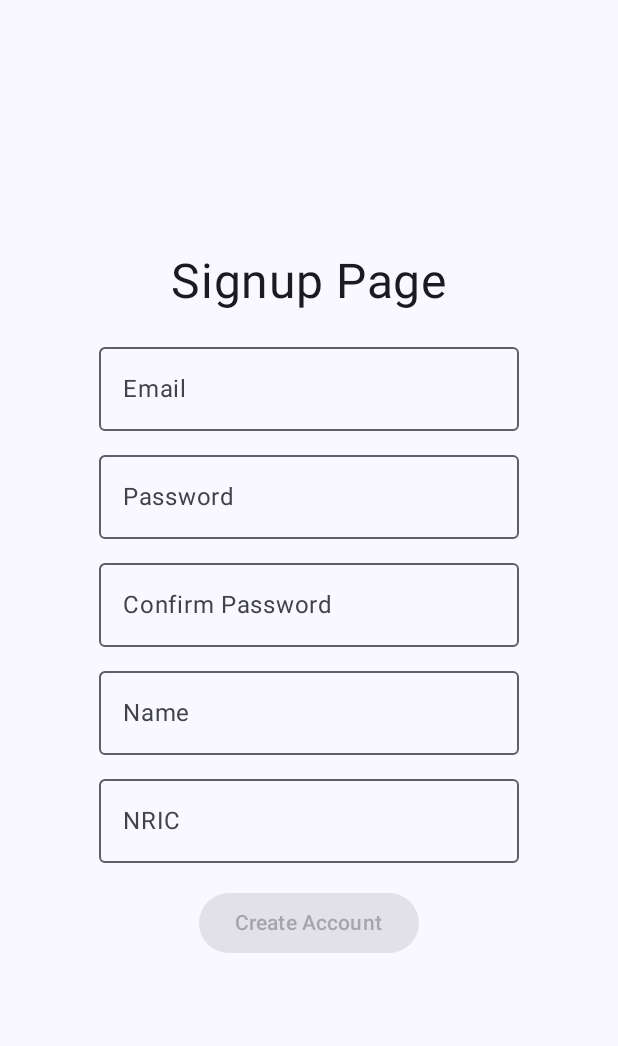
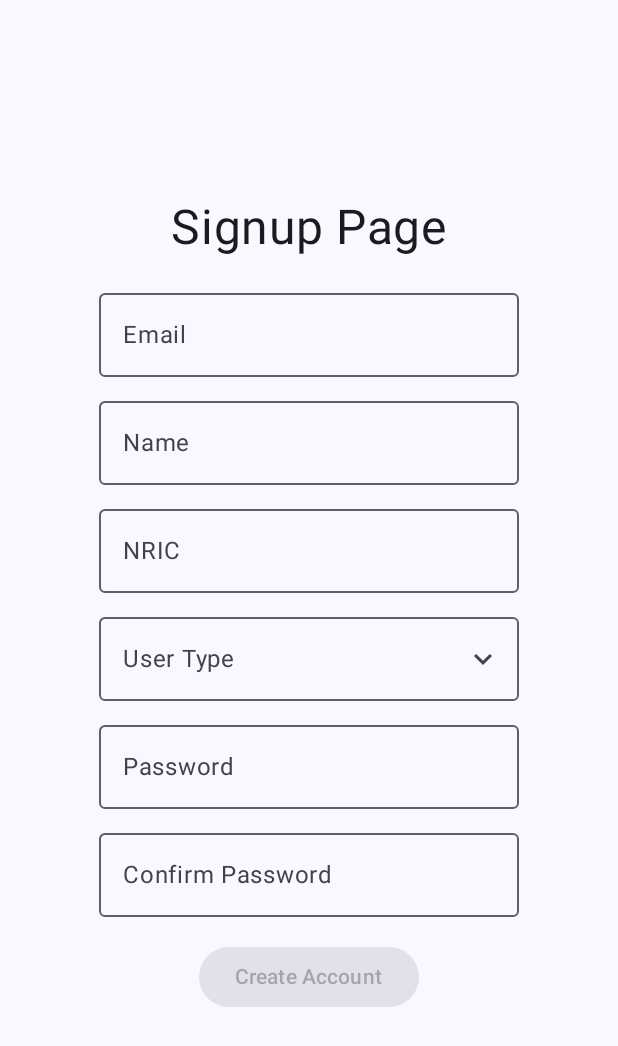
Before and after one commit to xwlow/INF2007_Project, an Android app built with Jetpack Compose: the screen it shows after launch (MainActivity), after a tap on "Don't Have an Account? Sign Up Now!", on a phone screen of 412 x 824 dp. Shown: the top 1046 px of the screen. Run offline under Robolectric (Android 15) with nearby library versions, the phone set to English and light mode, and no system bars; our stand-ins replace Firebase (no records; nobody signed in at launch, a user with empty details on screens opened directly), livedata-compose.

Commit message:
updated register page with dropdown list for user role

```diff
--- a/app/build.gradle.kts
+++ b/app/build.gradle.kts
@@ -122,6 +122,7 @@ dependencies {
         implementation(libs.firebase.firestore)
         implementation("com.google.android.gms:play-services-location:21.3.0")
         implementation(libs.accompanist.permissions)
+        implementation("androidx.compose.material3:material3:1.3.1")
         testImplementation(libs.junit)
         androidTestImplementation(libs.androidx.junit)
         androidTestImplementation(libs.androidx.espresso.core)
--- a/app/src/main/java/com/example/inf2007_project/uam/SignupPage.kt
+++ b/app/src/main/java/com/example/inf2007_project/uam/SignupPage.kt
@@ -1,60 +1,49 @@
 package com.example.inf2007_project.uam
 
 import android.widget.Toast
-import androidx.compose.foundation.layout.Arrangement
-import androidx.compose.foundation.layout.Column
-import androidx.compose.foundation.layout.Spacer
-import androidx.compose.foundation.layout.fillMaxSize
-import androidx.compose.foundation.layout.height
-import androidx.compose.material3.Button
-import androidx.compose.material3.OutlinedTextField
-import androidx.compose.material3.Text
-import androidx.compose.runtime.Composable
-import androidx.compose.runtime.LaunchedEffect
-import androidx.compose.runtime.getValue
+import androidx.compose.foundation.clickable
+import androidx.compose.foundation.layout.*
+import androidx.compose.material.icons.Icons
+import androidx.compose.material.icons.filled.KeyboardArrowDown
+import androidx.compose.material.icons.filled.KeyboardArrowUp
+import androidx.compose.material3.*
+import androidx.compose.runtime.*
 import androidx.compose.runtime.livedata.observeAsState
-import androidx.compose.runtime.mutableStateOf
-import androidx.compose.runtime.remember
-import androidx.compose.runtime.setValue
 import androidx.compose.ui.Alignment
 import androidx.compose.ui.Modifier
+import androidx.compose.ui.geometry.Size
+import androidx.compose.ui.layout.onGloballyPositioned
 import androidx.compose.ui.platform.LocalContext
+import androidx.compose.ui.platform.LocalDensity
 import androidx.compose.ui.text.input.PasswordVisualTransformation
 import androidx.compose.ui.unit.dp
 import androidx.compose.ui.unit.sp
+import androidx.compose.ui.unit.toSize
 import androidx.navigation.NavController
 import com.google.firebase.firestore.FirebaseFirestore
 
 @Composable
-fun SignupPage(modifier: Modifier = Modifier, navController : NavController, authViewModel: AuthViewModel){
+fun SignupPage(modifier: Modifier = Modifier, navController: NavController, authViewModel: AuthViewModel) {
+    var email by remember { mutableStateOf("") }
+    var password by remember { mutableStateOf("") }
+    var cfmPassword by remember { mutableStateOf("") }
+    var name by remember { mutableStateOf("") }
+    var nric by remember { mutableStateOf("") }
+    var userRole by remember { mutableStateOf("") }
+    var mExpanded by remember { mutableStateOf(false) }
 
+    val userRoles = listOf("User", "Caretaker")
+    var mTextFieldSize by remember { mutableStateOf(Size.Zero) }
 
-
-    var email by remember {
-        mutableStateOf("")
-    }
-    var password by remember {
-        mutableStateOf("")
-    }
-    var cfmPassword by remember {
-        mutableStateOf("")
-    }
-    var name by remember {
-        mutableStateOf("")
-    }
-    var nric by remember {
-        mutableStateOf("")
-    }
+    val icon = if (mExpanded) Icons.Filled.KeyboardArrowUp else Icons.Filled.KeyboardArrowDown
     val buttonEnable = email.isNotEmpty() && password.isNotEmpty() && cfmPassword.isNotEmpty() && name.isNotEmpty() && nric.isNotEmpty()
 
-
     val db = FirebaseFirestore.getInstance()
-    //val auth = FirebaseAuth.getInstance()
     val authState = authViewModel.authState.observeAsState()
     val context = LocalContext.current
 
     LaunchedEffect(authState.value) {
-        when(authState.value){
+        when (authState.value) {
             is AuthState.Authenticated -> {
                 navController.navigate("home")
                 Toast.makeText(context, "You have successfully created an account!", Toast.LENGTH_SHORT).show()
@@ -64,66 +53,71 @@ fun SignupPage(modifier: Modifier = Modifier, navController : NavController, aut
         }
     }
 
-
     Column(
         modifier = modifier.fillMaxSize(),
         verticalArrangement = Arrangement.Center,
         horizontalAlignment = Alignment.CenterHorizontally
-    ){
+    ) {
         Text(text = "Signup Page", fontSize = 32.sp)
-
         Spacer(modifier = Modifier.height(16.dp))
 
-        OutlinedTextField(value = email, onValueChange = {
-            email = it
-        },
-            label = {
-                Text(text = "Email")
-            })
+        OutlinedTextField(value = email, onValueChange = { email = it }, label = { Text(text = "Email") })
+        Spacer(modifier = Modifier.height(8.dp))
+
+        OutlinedTextField(value = name, onValueChange = { name = it }, label = { Text(text = "Name") }, singleLine = true)
+        Spacer(modifier = Modifier.height(8.dp))
+
+        OutlinedTextField(value = nric, onValueChange = { nric = it }, label = { Text(text = "NRIC") }, singleLine = true)
+        Spacer(modifier = Modifier.height(8.dp))
+
+        // Box to properly position the dropdown menu
+        Box {
+            OutlinedTextField(
+                value = userRole,
+                onValueChange = {},
+                readOnly = true,
+                modifier = Modifier
+                    //.fillMaxWidth()
+                    .clickable { mExpanded = true }
+                    .onGloballyPositioned { coordinates -> mTextFieldSize = coordinates.size.toSize() },
+                label = { Text("User Type") },
+                trailingIcon = { Icon(icon, "Dropdown", Modifier.clickable { mExpanded = !mExpanded }) }
+            )
+
+            DropdownMenu(
+                expanded = mExpanded,
+                onDismissRequest = { mExpanded = false },
+                modifier = Modifier.width(with(LocalDensity.current) { mTextFieldSize.width.toDp() })
+            ) {
+                userRoles.forEach { label ->
+                    DropdownMenuItem(
+                        text = { Text(text = label) },
+                        onClick = {
+                            userRole = label
+                            mExpanded = false
+                        }
+                    )
+                }
+            }
+        }
 
         Spacer(modifier = Modifier.height(8.dp))
 
-        OutlinedTextField(value = password, onValueChange = {
-            password = it
-        },
-            label = {
-                Text(text = "Password")
-            },
-            visualTransformation = PasswordVisualTransformation(), // Masks the input
+        OutlinedTextField(
+            value = password,
+            onValueChange = { password = it },
+            label = { Text(text = "Password") },
+            visualTransformation = PasswordVisualTransformation(),
             singleLine = true
         )
 
         Spacer(modifier = Modifier.height(8.dp))
 
-        OutlinedTextField(value = cfmPassword, onValueChange = {
-            cfmPassword = it
-        },
-            label = {
-                Text(text = "Confirm Password")
-            },
-            visualTransformation = PasswordVisualTransformation(), // Masks the input
-            singleLine = true
-        )
-
-        Spacer(modifier = Modifier.height(8.dp))
-
-        OutlinedTextField(value = name, onValueChange = {
-            name = it
-        },
-            label = {
-                Text(text = "Name")
-            },
-            singleLine = true
-        )
-
-        Spacer(modifier = Modifier.height(8.dp))
-
-        OutlinedTextField(value = nric, onValueChange = {
-            nric = it
-        },
-            label = {
-                Text(text = "NRIC")
-            },
+        OutlinedTextField(
+            value = cfmPassword,
+            onValueChange = { cfmPassword = it },
+            label = { Text(text = "Confirm Password") },
+            visualTransformation = PasswordVisualTransformation(),
             singleLine = true
         )
 
@@ -131,11 +125,11 @@ fun SignupPage(modifier: Modifier = Modifier, navController : NavController, aut
 
         Button(onClick = {
             val data = mutableMapOf<String, Any>()
-
-//          data["category"] = selectedCategory
             data["name"] = name
             data["nric"] = nric
             data["email"] = email
+            data["userRole"] = userRole
+
             if (password == cfmPassword && password.length >= 6) {
                 authViewModel.signup(email, password)
                 db.collection("userDetail")
@@ -144,23 +138,18 @@ fun SignupPage(modifier: Modifier = Modifier, navController : NavController, aut
                         Toast.makeText(context, "Account Created successfully!", Toast.LENGTH_SHORT).show()
                         navController.navigate("Login")
                     }
-                    .addOnFailureListener{e ->
+                    .addOnFailureListener { e ->
                         Toast.makeText(context, "Error adding account: ${e.message}", Toast.LENGTH_SHORT).show()
                     }
-
-//                Toast.makeText(context, "Account Successfully Created!", Toast.LENGTH_SHORT).show()
-//                navController.navigate("Login")
+            } else if (password != cfmPassword) {
+                Toast.makeText(context, "Passwords do not match", Toast.LENGTH_SHORT).show()
+            } else {
+                Toast.makeText(context, "Password must be at least 6 characters", Toast.LENGTH_SHORT).show()
             }
-            else if(password != cfmPassword){
-                Toast.makeText(context, "Passwords do not match", Toast.LENGTH_SHORT).show()
-            }
-            else {
-                Toast.makeText(context, "Please ensure that your password is minimally 6 characters", Toast.LENGTH_SHORT).show()
-            }
-            //navController.navigate("login")
         }, enabled = buttonEnable) {
             Text(text = "Create Account")
         }
+
         Spacer(modifier = Modifier.height(16.dp))
     }
 }
```
